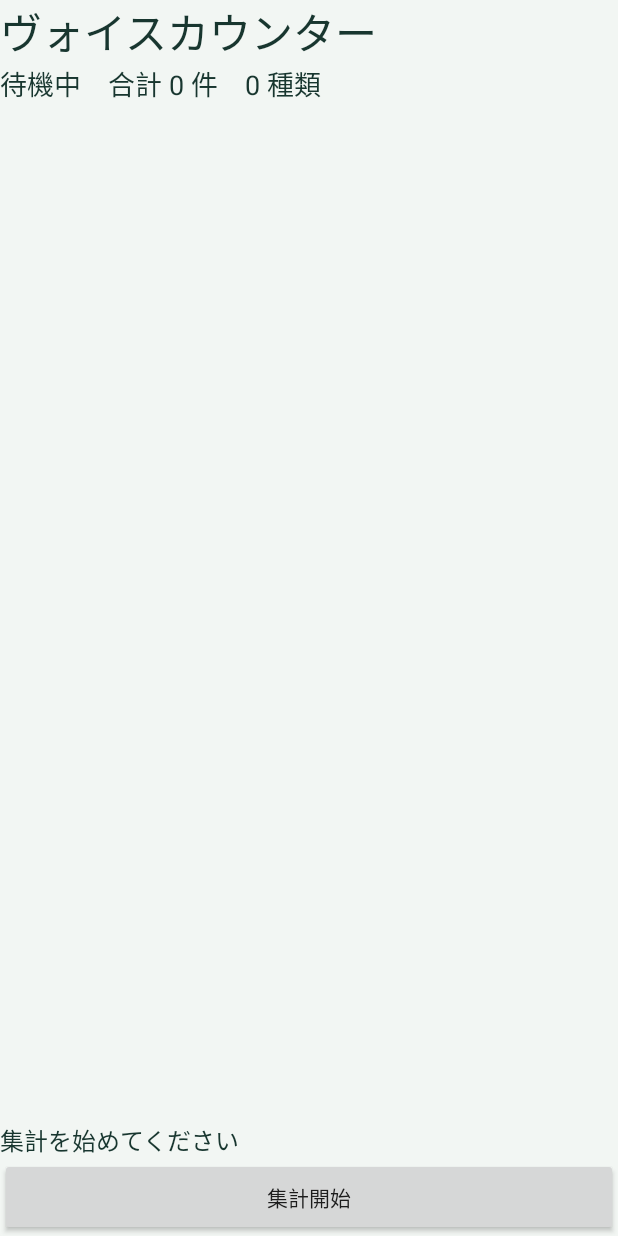
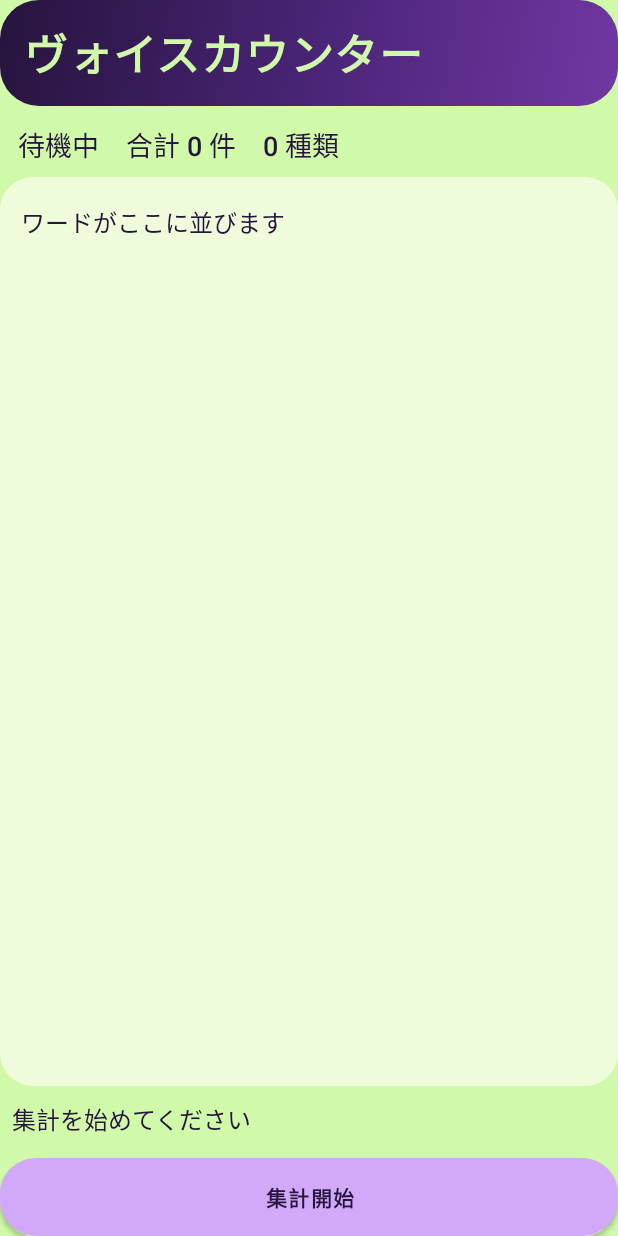
Before and after one commit to mo201602-max/VoiceCounter, an Android app: the screen it shows after launch (MainActivity), on a phone screen of 412 x 824 dp. Run offline under Robolectric (Android 15) with nearby library versions, the phone set to English and light mode, and no system bars; 1 statement that could not run was skipped.

Commit message:
Improve vibration and show ranked tally charts

```diff
--- a/app/build.gradle
+++ b/app/build.gradle
@@ -8,8 +8,8 @@ android {
         applicationId 'jp.voicetally.app'
         minSdk 23
         targetSdk 35
-        versionCode 1
-        versionName '1.0.0'
+        versionCode 2
+        versionName '1.1.0'
     }
     compileOptions {
         sourceCompatibility JavaVersion.VERSION_17
--- a/app/src/main/AndroidManifest.xml
+++ b/app/src/main/AndroidManifest.xml
@@ -7,7 +7,7 @@
         </intent>
     </queries>
     <application android:label="ヴォイスカウンター" android:allowBackup="false"
-        android:theme="@android:style/Theme.Material.Light.NoActionBar">
+        android:theme="@style/AppTheme">
         <activity android:name=".MainActivity" android:exported="true">
             <intent-filter>
                 <action android:name="android.intent.action.MAIN" />
--- a/app/src/main/java/jp/voicetally/app/MainActivity.java
+++ b/app/src/main/java/jp/voicetally/app/MainActivity.java
@@ -8,6 +8,14 @@ import android.content.Intent;
 import android.content.SharedPreferences;
 import android.content.pm.PackageManager;
 import android.net.Uri;
+import android.content.res.ColorStateList;
+import android.graphics.Typeface;
+import android.graphics.drawable.ClipDrawable;
+import android.graphics.drawable.GradientDrawable;
+import android.graphics.drawable.RippleDrawable;
+import android.os.VibrationAttributes;
+import android.os.VibratorManager;
+import android.view.Gravity;
 import android.os.Build;
 import android.os.Bundle;
 import android.os.VibrationEffect;
@@ -38,6 +46,11 @@ import org.json.JSONArray;
 import org.json.JSONException;
 
 public final class MainActivity extends Activity {
+    private static final int LIME = 0xffd0f9a9;
+    private static final int LILAC = 0xffd2a9f9;
+    private static final int PLUM = 0xff492476;
+    private static final int INK = 0xff26143d;
+    private static final int PANEL = 0xffeefcdb;
     private static final int MICROPHONE = 10;
     private static final String READY = "ボタンを押して、ワードを1つ話す";
     private final LinkedHashMap<String, Long> counts = new LinkedHashMap<>();
@@ -45,7 +58,8 @@ public final class MainActivity extends Activity {
     private SpeechRecognizer speech;
     private boolean active;
     private long started;
-    private TextView summary, rows, status;
+    private TextView summary, status;
+    private LinearLayout rows;
     private Button session, mic, share;
 
     @Override public void onCreate(Bundle state) {
@@ -69,7 +83,9 @@ public final class MainActivity extends Activity {
     private void createScreen() {
         LinearLayout root = new LinearLayout(this);
         root.setOrientation(LinearLayout.VERTICAL);
-        root.setBackgroundColor(0xfff2f6f3);
+        root.setBackgroundColor(LIME);
+        androidx.core.view.WindowCompat.getInsetsController(getWindow(), root)
+                .setAppearanceLightStatusBars(true);
         ViewCompat.setOnApplyWindowInsetsListener(root, (view, insets) -> {
             Insets bars = insets.getInsets(WindowInsetsCompat.Type.systemBars()
                     | WindowInsetsCompat.Type.displayCutout());
@@ -77,23 +93,39 @@ public final class MainActivity extends Activity {
                     dp(20) + bars.right, dp(14) + bars.bottom);
             return insets;
         });
-        TextView title = text(28);
+        TextView title = text(29);
+        title.setTypeface(Typeface.create("sans-serif-black", Typeface.BOLD));
+        title.setLetterSpacing(0.035f);
+        title.setTextColor(LIME);
+        title.setPadding(dp(16), dp(14), dp(16), dp(14));
+        GradientDrawable banner = new GradientDrawable(GradientDrawable.Orientation.TL_BR,
+                new int[]{INK, PLUM, 0xff7137a2});
+        banner.setCornerRadius(dp(26));
+        title.setBackground(banner);
         title.setText("ヴォイスカウンター");
         root.addView(title);
         summary = text(18);
+        summary.setTypeface(Typeface.create("sans-serif-medium", Typeface.NORMAL));
+        summary.setPadding(dp(12), dp(12), dp(12), dp(8));
         root.addView(summary);
         ScrollView list = new ScrollView(this);
-        rows = text(20);
-        rows.setPadding(0, dp(12), 0, dp(12));
+        list.setBackground(shape(PANEL, 22));
+        rows = new LinearLayout(this);
+        rows.setOrientation(LinearLayout.VERTICAL);
+        rows.setPadding(dp(14), dp(8), dp(14), dp(10));
         list.addView(rows);
         root.addView(list, new LinearLayout.LayoutParams(-1, 0, 1));
         status = text(16);
+        status.setPadding(dp(8), dp(10), dp(8), dp(6));
         status.setAccessibilityLiveRegion(View.ACCESSIBILITY_LIVE_REGION_POLITE);
         root.addView(status);
         session = button(root, "", 52, view -> changeSession());
         share = button(root, "CSVを共有", 56, view -> shareCsv());
         mic = button(root, "話してカウント", 84, view -> requestVoice());
         mic.setTextSize(22);
+        styleButton(session, LILAC, INK);
+        styleButton(share, PLUM, LIME);
+        styleButton(mic, PLUM, LIME);
         setContentView(root);
         ViewCompat.requestApplyInsets(root);
     }
@@ -105,7 +137,7 @@ public final class MainActivity extends Activity {
     private TextView text(int size) {
         TextView view = new TextView(this);
         view.setTextSize(size);
-        view.setTextColor(0xff18362f);
+        view.setTextColor(INK);
         return view;
     }
 
@@ -120,15 +152,12 @@ public final class MainActivity extends Activity {
     }
 
     private void updateScreen(String message) {
-        StringBuilder items = new StringBuilder();
         long total = 0;
-        for (Map.Entry<String, Long> row : counts.entrySet()) {
-            total += row.getValue();
-            items.append(row.getKey()).append("　").append(row.getValue()).append(" 件\n");
-        }
-        String phase = active ? "集計中" : started > 0 ? "終了" : "待機中";
+        for (long count : counts.values()) total += count;
+        boolean finished = !active && started > 0;
+        String phase = active ? "集計中" : finished ? "集計結果" : "待機中";
         summary.setText(phase + "　合計 " + total + " 件　" + counts.size() + " 種類");
-        rows.setText(items);
+        renderRows(finished, total);
         status.setText(message);
         session.setText(active ? "集計終了" : "集計開始");
         mic.setVisibility(active ? View.VISIBLE : View.GONE);
@@ -137,6 +166,65 @@ public final class MainActivity extends Activity {
         share.setVisibility(!active && started > 0 ? View.VISIBLE : View.GONE);
         if (active) getWindow().addFlags(WindowManager.LayoutParams.FLAG_KEEP_SCREEN_ON);
         else getWindow().clearFlags(WindowManager.LayoutParams.FLAG_KEEP_SCREEN_ON);
+    }
+
+    private GradientDrawable shape(int color, int radius) {
+        GradientDrawable background = new GradientDrawable();
+        background.setColor(color);
+        background.setCornerRadius(dp(radius));
+        return background;
+    }
+
+    private void styleButton(Button button, int background, int foreground) {
+        button.setTypeface(Typeface.create("sans-serif-black", Typeface.BOLD));
+        button.setLetterSpacing(0.06f);
+        button.setTextColor(foreground);
+        button.setBackgroundTintList(null);
+        button.setBackground(new RippleDrawable(ColorStateList.valueOf(0x44865abc),
+                shape(background, 24), null));
+        LinearLayout.LayoutParams params = (LinearLayout.LayoutParams) button.getLayoutParams();
+        params.topMargin = dp(8);
+        button.setLayoutParams(params);
+    }
+
+    private void renderRows(boolean finished, long total) {
+        rows.removeAllViews();
+        if (counts.isEmpty()) {
+            TextView empty = text(16);
+            empty.setText(finished ? "カウントされたワードはありません" : "ワードがここに並びます");
+            empty.setPadding(0, dp(10), 0, 0);
+            rows.addView(empty);
+            return;
+        }
+        ArrayList<Map.Entry<String, Long>> entries = new ArrayList<>(counts.entrySet());
+        if (finished) {
+            java.util.Collections.sort(entries, (left, right) -> Long.compare(right.getValue(), left.getValue()));
+            TextView scale = text(13);
+            scale.setText("棒グラフの右端 ＝ 全 " + total + " 件");
+            rows.addView(scale);
+        }
+        for (Map.Entry<String, Long> entry : entries) {
+            LinearLayout line = new LinearLayout(this);
+            line.setPadding(0, dp(10), 0, dp(4));
+            TextView name = text(18);
+            name.setText(entry.getKey());
+            line.addView(name, new LinearLayout.LayoutParams(0, -2, 1));
+            TextView value = text(18);
+            value.setTypeface(Typeface.create("sans-serif-black", Typeface.BOLD));
+            value.setText(entry.getValue() + " 件");
+            value.setPadding(dp(8), 0, 0, 0);
+            line.addView(value);
+            rows.addView(line);
+            if (finished) {
+                View track = new View(this);
+                track.setBackground(shape(0xffe0c8f6, 9));
+                ViewCompat.setImportantForAccessibility(track, ViewCompat.IMPORTANT_FOR_ACCESSIBILITY_NO);
+                ClipDrawable fill = new ClipDrawable(shape(PLUM, 9), Gravity.LEFT, ClipDrawable.HORIZONTAL);
+                fill.setLevel(total > 0 ? (int) Math.round(10000.0 * entry.getValue() / total) : 0);
+                track.setForeground(fill);
+                rows.addView(track, new LinearLayout.LayoutParams(-1, dp(12)));
+            }
+        }
     }
 
     private void changeSession() {
@@ -261,14 +349,24 @@ public final class MainActivity extends Activity {
         next.put(word, count);
         if (!save(started, true, next)) return;
         updateScreen(word + "　" + count + " 件" + (previous == null ? "（新規）" : ""));
-        vibrate(previous == null ? 280 : 65);
+        vibrate(previous == null ? 320 : 110);
     }
 
     private void vibrate(int milliseconds) {
-        Vibrator motor = (Vibrator) getSystemService(VIBRATOR_SERVICE);
+        Vibrator motor;
+        if (Build.VERSION.SDK_INT >= 31) {
+            VibratorManager manager = getSystemService(VibratorManager.class);
+            motor = manager != null ? manager.getDefaultVibrator() : null;
+        } else {
+            motor = getSystemService(Vibrator.class);
+        }
         if (motor == null || !motor.hasVibrator()) return;
         if (Build.VERSION.SDK_INT >= 26) {
-            motor.vibrate(VibrationEffect.createOneShot(milliseconds, VibrationEffect.DEFAULT_AMPLITUDE));
+            int amplitude = motor.hasAmplitudeControl() ? 255 : VibrationEffect.DEFAULT_AMPLITUDE;
+            VibrationEffect effect = VibrationEffect.createOneShot(milliseconds, amplitude);
+            if (Build.VERSION.SDK_INT >= 33) {
+                motor.vibrate(effect, VibrationAttributes.createForUsage(VibrationAttributes.USAGE_TOUCH));
+            } else motor.vibrate(effect);
         } else motor.vibrate(milliseconds);
     }
 
--- /dev/null
+++ b/app/src/main/res/values/styles.xml
@@ -0,0 +1,9 @@
+<resources>
+    <style name="AppTheme" parent="android:style/Theme.Material.Light.NoActionBar">
+        <item name="android:colorAccent">#492476</item>
+        <item name="android:windowBackground">#D0F9A9</item>
+        <item name="android:statusBarColor">#D0F9A9</item>
+        <item name="android:navigationBarColor">#492476</item>
+        <item name="android:windowLightStatusBar">true</item>
+    </style>
+</resources>
```
Also changed, not shown: 1 other file.
